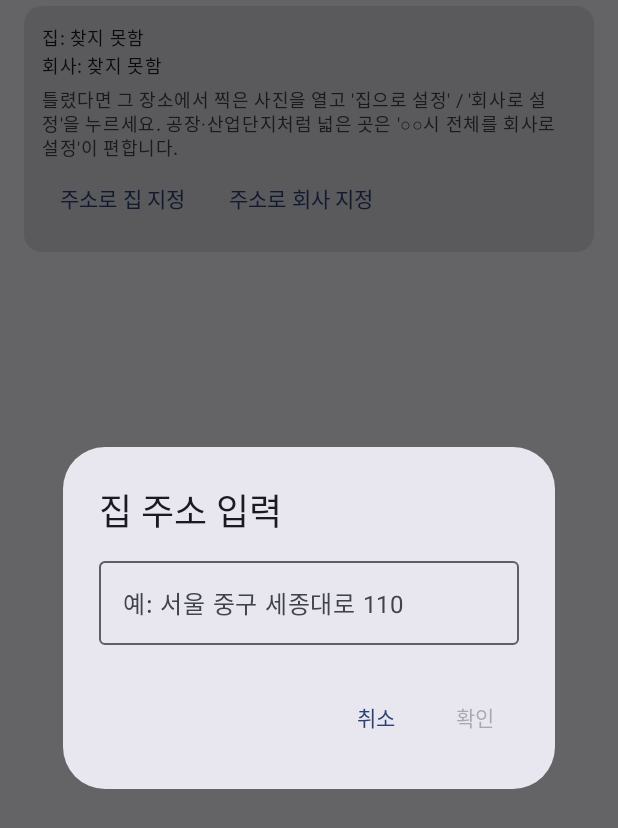
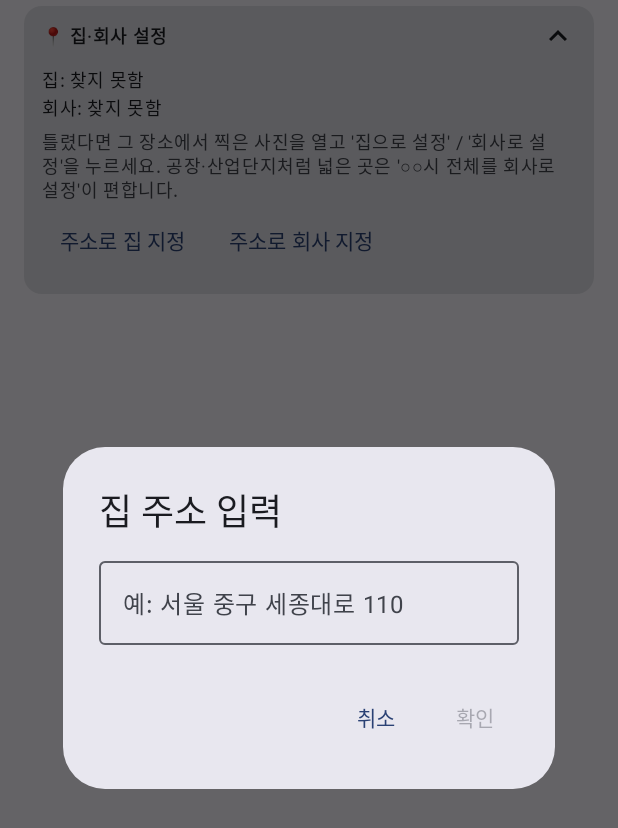
Before and after one commit to lswlight/1st, an Android app built with Jetpack Compose: the composable AnchorCard shown on its own in the app's theme, after a tap on "주소로 집 지정", on a phone screen of 412 x 824 dp. Shown: the top 828 px of the screen. Run offline under Robolectric (Android 15) with nearby library versions, the phone set to English and light mode, and no system bars; 1 other tap on this screen came first.

Commit message:
집·회사 설정 카드를 접힌 상태로 표시
평소에는 '집·회사 설정' 한 줄만 보이고 눌러야 펼쳐지도록 바꿔 그룹 목록을 가리지 않게 함.

Claude-Session: https://claude.ai/code/session_01X3WCR597DtTYbTkuqXLqAN

```diff
--- a/photo-location-app/app/src/main/java/com/lswlight/photolocation/MainActivity.kt
+++ b/photo-location-app/app/src/main/java/com/lswlight/photolocation/MainActivity.kt
@@ -44,7 +44,9 @@ import androidx.compose.foundation.lazy.items
 import androidx.compose.foundation.shape.RoundedCornerShape
 import androidx.compose.material.icons.Icons
 import androidx.compose.material.icons.automirrored.filled.ArrowBack
+import androidx.compose.material.icons.filled.KeyboardArrowDown
 import androidx.compose.material.icons.filled.KeyboardArrowRight
+import androidx.compose.material.icons.filled.KeyboardArrowUp
 import androidx.compose.material.icons.filled.Place
 import androidx.compose.material.icons.filled.Refresh
 import androidx.compose.material.icons.filled.Share
@@ -394,8 +396,26 @@ private fun AnchorCard(
             onDismiss = { addressFor = null },
         )
     }
+    // 평소에는 한 줄로 접어 두고, 눌렀을 때만 설정을 펼친다.
+    var expanded by rememberSaveable { mutableStateOf(false) }
     Card(Modifier.fillMaxWidth().padding(horizontal = 16.dp, vertical = 4.dp)) {
-        Column(Modifier.padding(12.dp)) {
+        Row(
+            Modifier.fillMaxWidth().clickable { expanded = !expanded }.padding(horizontal = 12.dp, vertical = 8.dp),
+            verticalAlignment = Alignment.CenterVertically,
+        ) {
+            Text(
+                "📍 집·회사 설정",
+                style = MaterialTheme.typography.bodySmall,
+                fontWeight = FontWeight.SemiBold,
+            )
+            Spacer(Modifier.weight(1f))
+            Icon(
+                if (expanded) Icons.Default.KeyboardArrowUp else Icons.Default.KeyboardArrowDown,
+                contentDescription = if (expanded) "접기" else "펼치기",
+            )
+        }
+        if (!expanded) return@Card
+        Column(Modifier.padding(start = 12.dp, end = 12.dp, bottom = 12.dp)) {
             Text("집: ${state.homeText ?: "찾지 못함"}", style = MaterialTheme.typography.bodySmall)
             Text("회사: ${state.workText ?: "찾지 못함"}", style = MaterialTheme.typography.bodySmall)
             Spacer(Modifier.height(4.dp))
```
